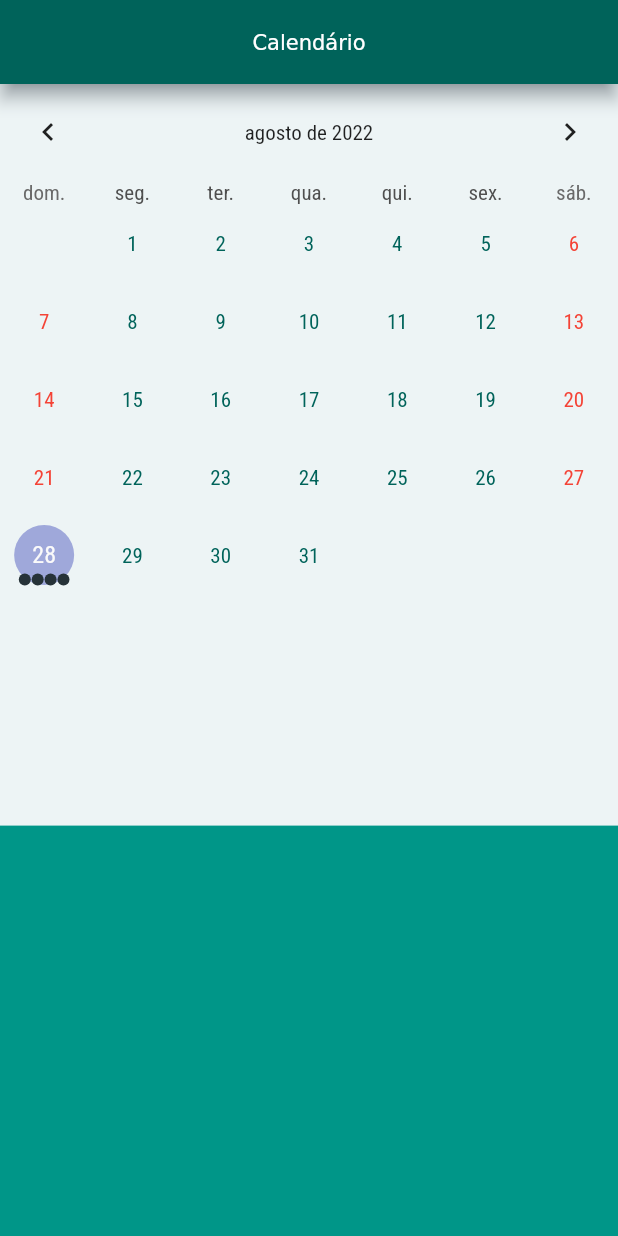
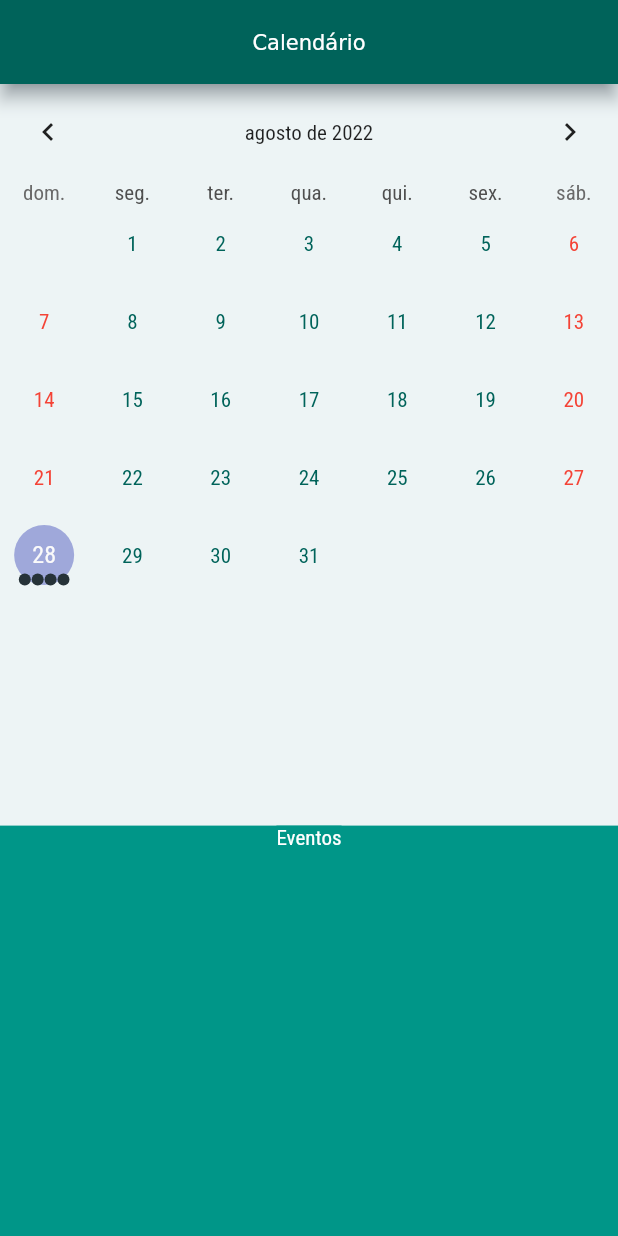
Before and after one commit to JoseTeixeiraMendesJunior/diario_enxaqueca, a Flutter app: the screen it shows after launch, on a phone screen of 412 x 824 dp. Run offline on Flutter 3.47's test engine with Material 2 defaults, Android fonts, the phone set to English and light mode, and no system bars; drawn by our look-alikes of table_calendar; our stand-ins replace animated_bottom_navigation_bar; missing offline and left inert: flutter_animated_dialog.

Commit message:
before merge

```diff
--- a/lib/views/calendar/index.dart
+++ b/lib/views/calendar/index.dart
@@ -86,8 +86,25 @@ class _CalendarViewState extends State<CalendarView> {
                 lastDay: DateTime(DateTime.now().year + 1, DateTime.now().month,
                     DateTime.now().day)),
           ),
+          Container(
+            height: 50,
+            decoration: const BoxDecoration(color: GlobalInfo.primaryColor),
+            child: const Text(
+              'Eventos',
+              style: TextStyle(color: Colors.white),
+            ),
+          ),
           Expanded(
-            child: ListView(
+            child: ListView.builder(
+              itemCount: eventList.length,
+              itemBuilder: (context, index) {
+                return Container(
+                  height: 100,
+                  decoration: BoxDecoration(
+                      borderRadius: BorderRadius.circular(16),
+                      color: GlobalInfo.black),
+                );
+              },
               physics: const ScrollPhysics(),
               shrinkWrap: false,
               // children: getEventos(),
```
